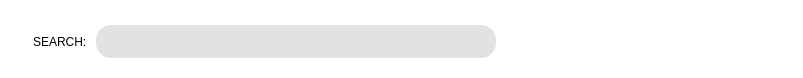
Qt form ui/search_bar.ui (giosanchez-iit/EventTrack) before a commit.
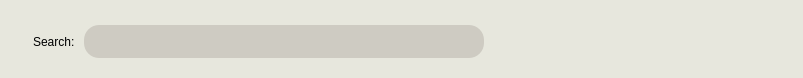
The same form after that commit.

Patch:
```diff
--- a/ui/search_bar.ui
+++ b/ui/search_bar.ui
@@ -26,7 +26,7 @@
    <string>Form</string>
   </property>
   <property name="styleSheet">
-   <string notr="true">background-color: rgb(255, 255, 255);</string>
+   <string notr="true">background-color: rgb(231, 231, 221)</string>
   </property>
   <layout class="QGridLayout" name="gridLayout">
    <property name="leftMargin">
@@ -64,7 +64,7 @@
         <string notr="true">font: 81 12pt &quot;Inter ExtraBold&quot;;</string>
        </property>
        <property name="text">
-        <string>SEARCH:</string>
+        <string>Search:</string>
        </property>
       </widget>
      </item>
@@ -84,12 +84,11 @@
        </property>
        <property name="styleSheet">
         <string notr="true">QLineEdit {
-    background-color: #e2e2e2;
+    background-color: rgb(206, 203, 194);
     border: 1px solid #fffff;
     border-radius: 15px;
-    padding: 5px 20px; /* Adjust indentation */ 
-	font: 12pt &quot;Inter&quot;;
-    font-size: 14px; /* Font size */
+    padding: 5px 20px;
+	font: 14pt &quot;SF Pro Display&quot;;
 }
 </string>
        </property>
```
Left out of the diff: 2 changed lines with no effect on the pictures.
